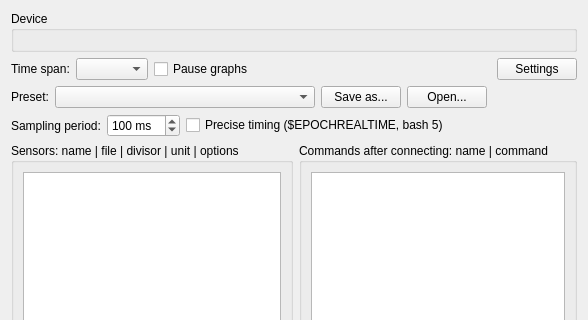
Old version of the form plugins/device/hwmon/hwmonpage.ui in the repository eXLuckiEr/InstrumentWorkbench; both pictures show x 0 to 588 and y 0 to 320 of the 588 by 551 pixel window.
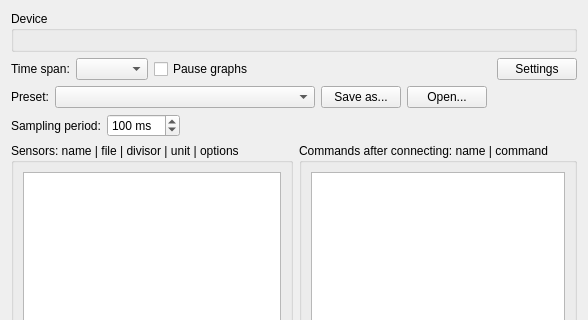
New version of the form.

What changed in the file:
```diff
--- a/plugins/device/hwmon/hwmonpage.ui
+++ b/plugins/device/hwmon/hwmonpage.ui
@@ -93,12 +93,6 @@
           <property name="value"><number>100</number></property>
          </widget>
         </item>
-        <item>
-         <widget class="QCheckBox" name="preciseCheck">
-          <property name="text"><string>Precise timing ($EPOCHREALTIME, bash 5)</string></property>
-          <property name="toolTip"><string>On: the device stamps every sample and keeps the period without drift. Off: simple mode, needs only bash 4; the samples are stamped when they arrive.</string></property>
-         </widget>
-        </item>
         <item>
          <spacer name="periodSpacer">
           <property name="orientation"><enum>Qt::Horizontal</enum></property>
```
